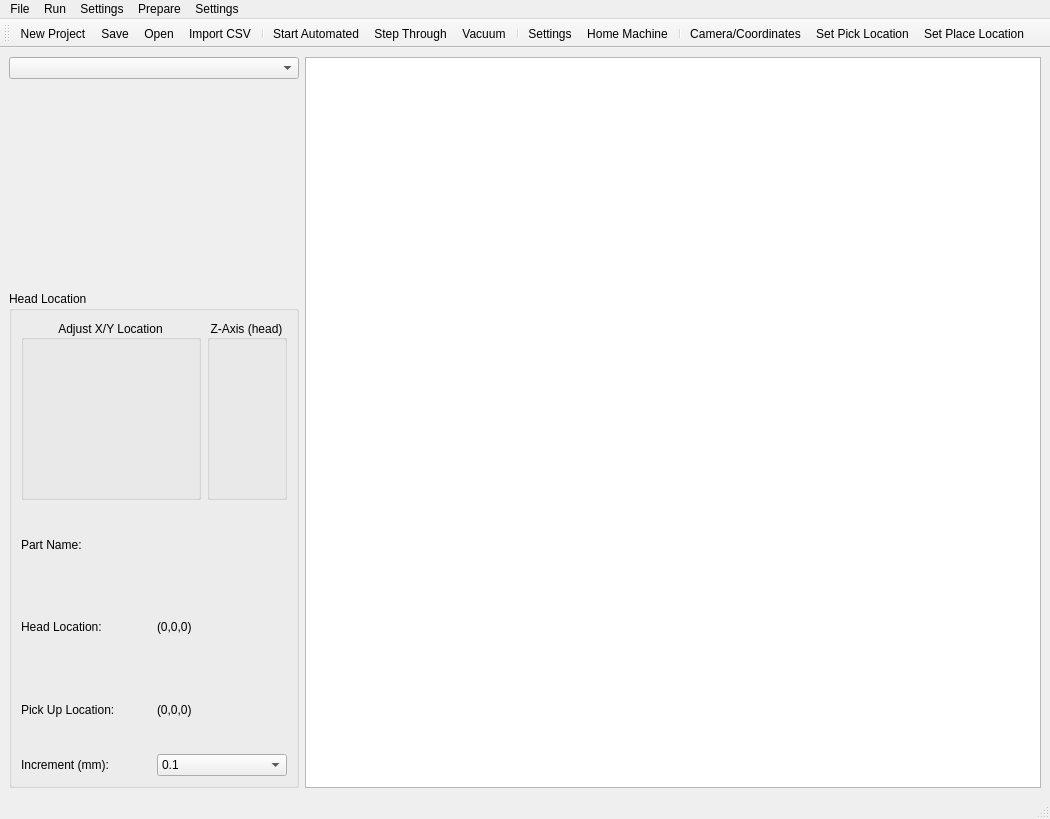
The window that mainwindow.ui (deveshrai/EasyPicker) describes before a commit, drawn with Qt 5.
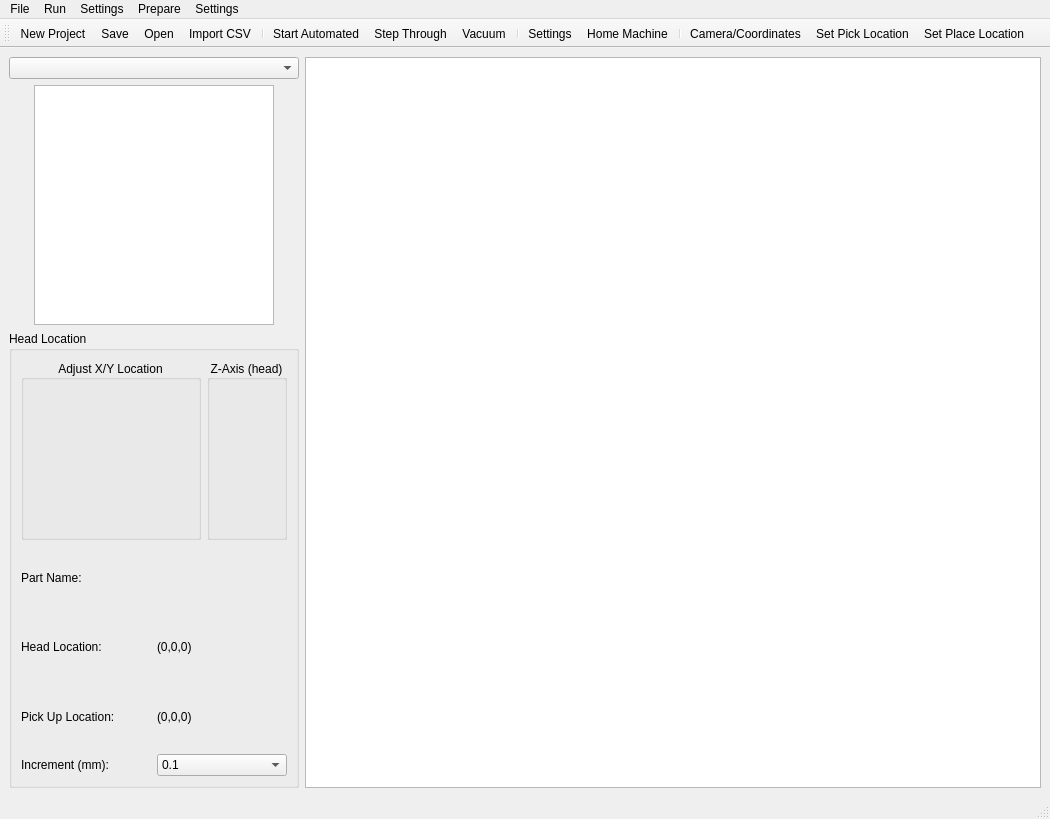
The same window after the commit. Icons and pictures are not drawn.

Commit message: Fixed Overlay Cross and added Camera Offset Settings in Dialog

What changed in the file:
```diff
--- a/mainwindow.ui
+++ b/mainwindow.ui
@@ -29,17 +29,17 @@
         <item>
          <layout class="QGridLayout" name="gridLayout">
           <item row="0" column="0">
-           <widget class="QWidget" name="cameraView" native="true">
+           <widget class="QGraphicsView" name="cameraView">
             <property name="minimumSize">
              <size>
-              <width>200</width>
-              <height>200</height>
+              <width>240</width>
+              <height>240</height>
              </size>
             </property>
             <property name="maximumSize">
              <size>
-              <width>200</width>
-              <height>200</height>
+              <width>240</width>
+              <height>240</height>
              </size>
             </property>
            </widget>
```
The commit also changes 6 other files.
